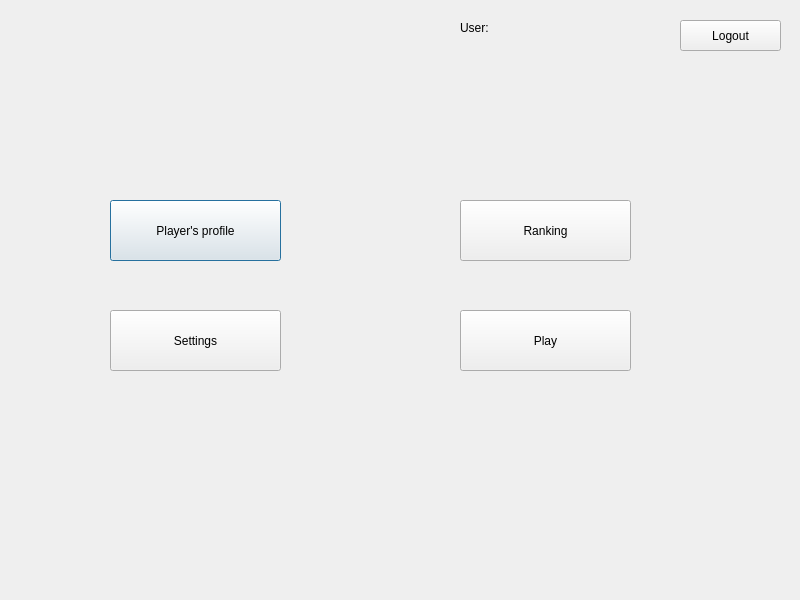
This is Scrabble_GUI/Menu_GUI.ui in sobolak/scrabble as Qt 5 draws it before an edit. The edited form follows.
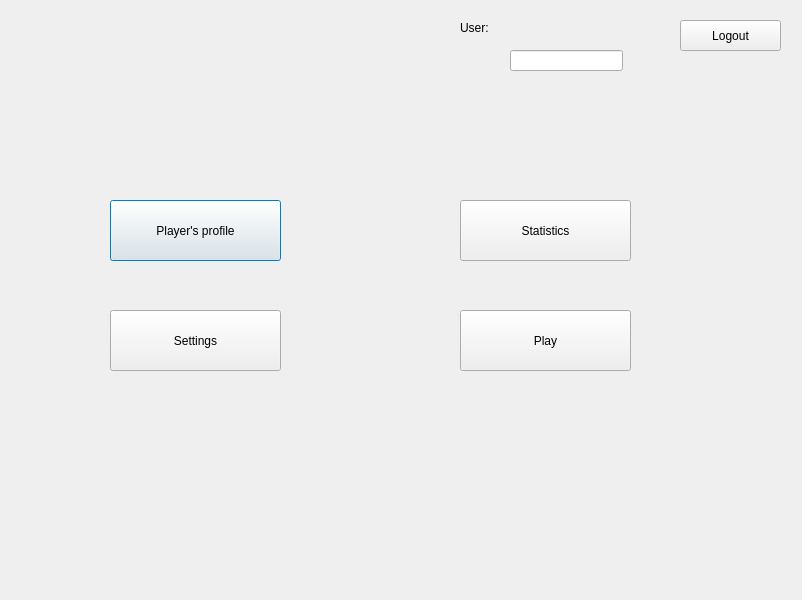
This is the edited form.

What changed in the file:
```diff
--- a/Scrabble_GUI/Menu_GUI.ui
+++ b/Scrabble_GUI/Menu_GUI.ui
@@ -6,7 +6,7 @@
    <rect>
     <x>0</x>
     <y>0</y>
-    <width>800</width>
+    <width>802</width>
     <height>600</height>
    </rect>
   </property>
@@ -62,7 +62,7 @@
     </rect>
    </property>
    <property name="text">
-    <string>Ranking</string>
+    <string>Statistics</string>
    </property>
   </widget>
   <widget class="QLabel" name="label_user">
@@ -117,6 +117,16 @@
     <string>&lt;avatar&gt;</string>
    </property>
   </widget>
+  <widget class="QLineEdit" name="lineEdit">
+   <property name="geometry">
+    <rect>
+     <x>510</x>
+     <y>50</y>
+     <width>113</width>
+     <height>21</height>
+    </rect>
+   </property>
+  </widget>
  </widget>
  <layoutdefault spacing="6" margin="11"/>
  <resources/>
```
Left out of the diff: 2 changed lines with no effect on the pictures.
